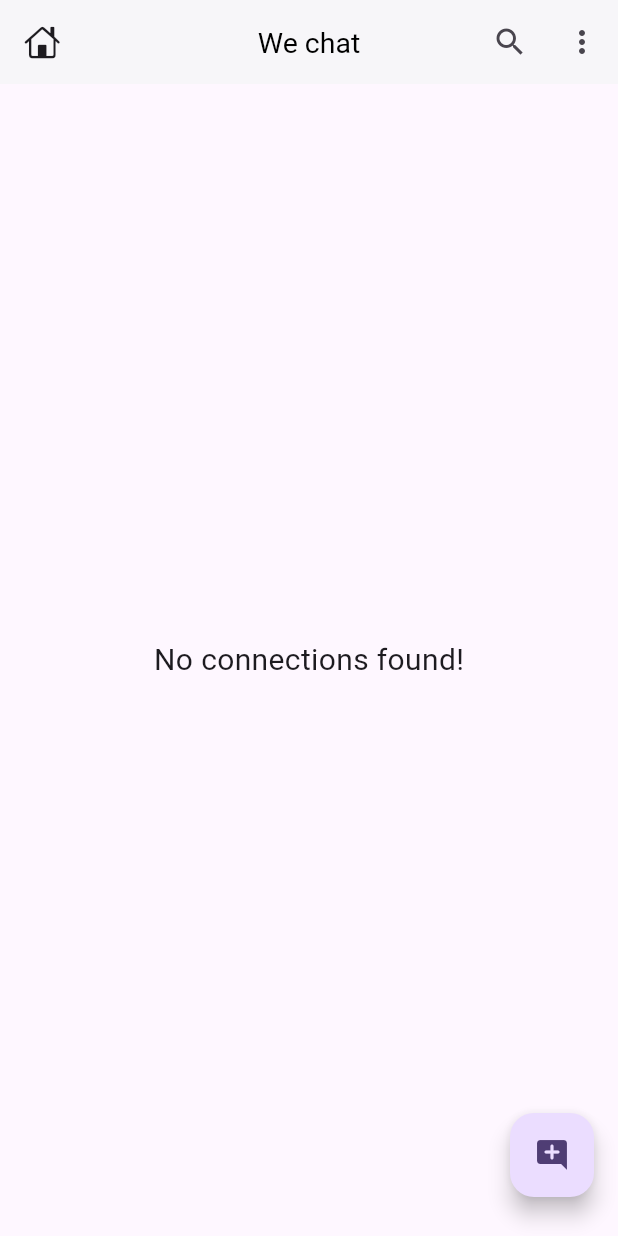
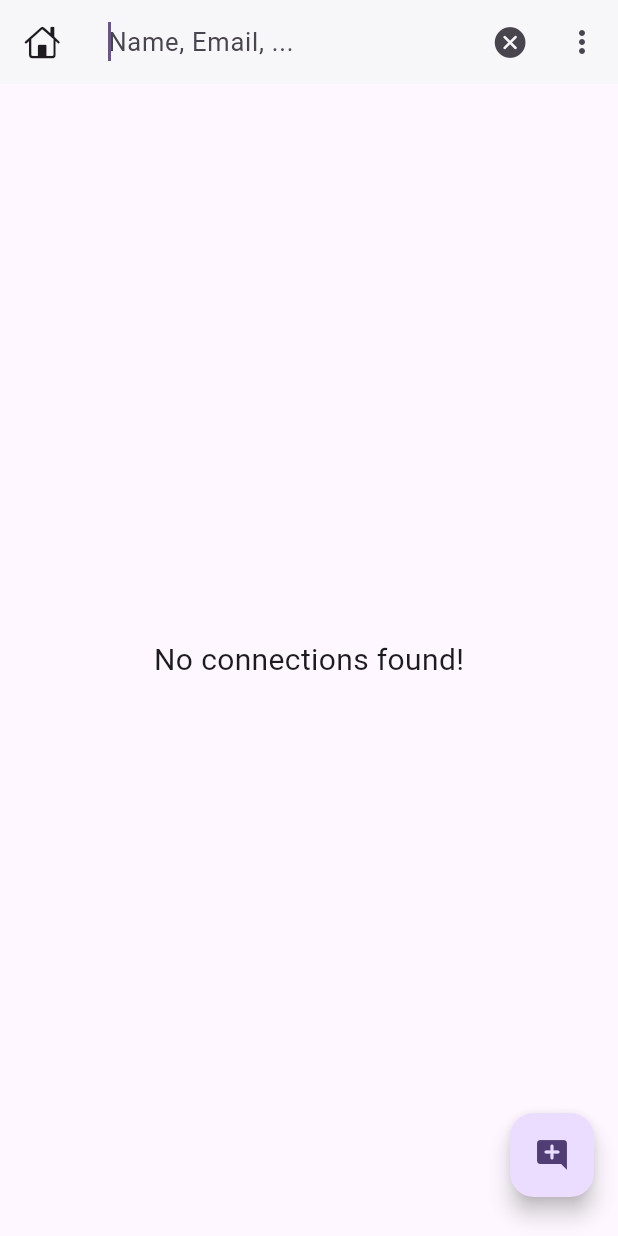
Before and after one commit to demartechx/flutter_firebase_chat_app, a Flutter app: the HomeScreen screen opened directly, after a tap on the "search" icon, on a phone screen of 412 x 824 dp. Run offline on Flutter 3.47's test engine with Material 3 defaults, Android fonts, the phone set to English and light mode, and no system bars; our stand-ins replace cached_network_image, cloud_firestore, firebase_auth, firebase_core, firebase_storage, google_sign_in and 1 more; accounts and stored records are empty.

Commit message:
image upload

```diff
--- a/lib/api/apis.dart
+++ b/lib/api/apis.dart
@@ -1,6 +1,10 @@
+import 'dart:io';
+import 'dart:math';
+
 import 'package:cloud_firestore/cloud_firestore.dart';
 import 'package:firebase_auth/firebase_auth.dart';
 import 'package:firebase_chat_app/models/chat_user.dart';
+import 'package:firebase_storage/firebase_storage.dart';
 
 class APIs{
   //for authentication
@@ -9,6 +13,12 @@ class APIs{
   //for accessing cloud firestore database
   static FirebaseFirestore firestore = FirebaseFirestore.instance;
 
+  // for accessing cloud firestore database
+  static FirebaseStorage storage = FirebaseStorage.instance;
+
+  //for storing self information
+  static late ChatUser me;
+
   static User get user => auth.currentUser!;
 
   // for checking if user exists or not
@@ -16,14 +26,60 @@ class APIs{
     return (await firestore.collection('users').doc(auth.currentUser!.uid).get()).exists;
   }
 
+  // for checking if user exists or not
+  static Future<void> getSelfInfo() async {
+   await firestore.collection('users').doc(user.uid).get().then((user){
+    if(user.exists){
+      me = ChatUser.fromJson(user.data()!);
+    }else{
+      createUser().then((value)=> getSelfInfo());
+    }
+   });
+  }
+
   // for creating a new user
   static Future<void> createUser() async {
     final time = DateTime.now().millisecondsSinceEpoch.toString();
-    final chatUser = ChatUserModel(isOnline: false, image: user.photoURL.toString(), email: user.email.toString(), about: "Hey, I'm using We Chat", name: user.displayName.toString(), id: user.uid, createdAt: time, lastActive: time, pushToken: '');
+    final chatUser = ChatUser(isOnline: false, image: user.photoURL.toString(), email: user.email.toString(), about: "Hey, I'm using We Chat", name: user.displayName.toString(), id: user.uid, createdAt: time, lastActive: time, pushToken: '');
 
 
     return await firestore.collection('users').doc(user.uid).set(chatUser.toJson());
   }
 
+  // for getting all users from firestore database
+  static Stream<QuerySnapshot<Map<String, dynamic>>> getAllUsers(){
+    return firestore.collection('users').where('id', isNotEqualTo: user.uid).snapshots();
+  }
+
+
+  // for updating user information
+  static Future<void> updateUserInfo() async {
+     await firestore.collection('users').doc(user.uid).update({'name': me.name, 'about': me.about});
+  }
+
+  // update profile picture of user
+  static Future<void> updateProfilePicture(File file) async {
+
+    print('I am here');
+
+    //getting image file extension
+    final ext = file.path.split('.').last;
+    //log('Extension; $ext');
+
+    //storage file ref with path
+    final ref = storage.ref().child('profile_pictures/${user.uid}.$ext');
+
+    //uploading image
+    await ref.putFile(file, SettableMetadata(contentType: 'image/$ext')).then((p0){
+      // log('Data trabsferred: ${p0.bytesTransferred / 1000} kb');
+
+    });
+
+    // updating image in firestore database
+    me.image = await ref.getDownloadURL();
+               await firestore.collection('users').doc(user.uid).update({'image': me.image});
+
+  }
+
 
 }
--- a/lib/models/chat_user.dart
+++ b/lib/models/chat_user.dart
@@ -1,4 +1,4 @@
-class ChatUserModel {
+class ChatUser {
   bool isOnline;
   String? pushToken;
   String? createdAt;
@@ -9,7 +9,7 @@ class ChatUserModel {
   String? lastActive;
   String name;
 
-  ChatUserModel({
+  ChatUser({
     required this.isOnline,
     required this.id,
     this.pushToken,
@@ -21,8 +21,8 @@ class ChatUserModel {
     required this.name,
   });
 
-  factory ChatUserModel.fromJson(Map<String, dynamic> json) {
-    return ChatUserModel(
+  factory ChatUser.fromJson(Map<String, dynamic> json) {
+    return ChatUser(
       isOnline: json['is_online'] ?? false,
       pushToken: json['push_token'] ?? '',
       id: json['id'] ?? '',
--- a/lib/screens/home_screen.dart
+++ b/lib/screens/home_screen.dart
@@ -1,8 +1,8 @@
 import 'dart:developer';
-
 import 'package:firebase_chat_app/api/apis.dart';
 import 'package:firebase_chat_app/main.dart';
 import 'package:firebase_chat_app/models/chat_user.dart';
+import 'package:firebase_chat_app/screens/profile_screen.dart';
 import 'package:firebase_chat_app/widgets/chat_user_card.dart';
 import 'package:flutter/cupertino.dart';
 import 'package:flutter/material.dart';
@@ -17,20 +17,76 @@ class HomeScreen extends StatefulWidget {
 
 class _HomeScreenState extends State<HomeScreen> {
 
-  List<ChatUserModel> list = [];
+  List<ChatUser> _list = [];
+  final List<ChatUser> _searchList = [];
+  bool _isSearching = false;
+
+  @override
+  void initState() {
+    super.initState();
+    APIs.getSelfInfo();
+  }
 
   @override
   Widget build(BuildContext context) {
-    return Scaffold(
+    return GestureDetector(
+      // for hiding keyboard when a tap is detected on screen
+      onTap: () => FocusScope.of(context).unfocus(),
+      child: WillPopScope(
+        //if search is on & back button is pressed then close search
+        // or else simple close current screen on back button click
+        onWillPop: (){
+          if(_isSearching){
+            setState(() {
+
+              _isSearching = !_isSearching;
+            });
+             return Future.value(false);
+          }else{
+               return Future.value(true);
+          }
+
+        },
+        child: Scaffold(
           //app bar
           appBar: AppBar(
             leading: Icon(CupertinoIcons.home),
-        title: Text('We chat'),
+            title: _isSearching ? TextField(
+              decoration: InputDecoration(
+                border: InputBorder.none,
+                hintText:  'Name, Email, ...'
+              ),
+              autofocus: true,
+              style:  TextStyle(fontSize: 17, letterSpacing: 0.5),
+              // when search text changes then updated the search list
+              onChanged: (val) {
+                _searchList.clear();
+                for(var i in _list){
+                    if(i.name.toLowerCase().contains(val.toLowerCase()) || i.email.toLowerCase().contains(val.toLowerCase()) ){
+                      _searchList.add(i);
+                    }
+                    setState(() {
+                      _searchList;
+                    });
+
+                }
+              },
+
+
+            ) : Text('We chat'),
             actions: [
               //search user button
-          IconButton(onPressed: () {}, icon: Icon(Icons.search)),
+              IconButton(onPressed: () {
+                setState(() {
+                  _isSearching = !_isSearching;
+                });
+              }, icon: Icon(_isSearching ? CupertinoIcons.clear_circled_solid : Icons.search)),
+
               //more features buton
-          IconButton(onPressed: () {}, icon: Icon(Icons.more_vert)),
+              IconButton(onPressed: () {
+              Navigator.push(context, MaterialPageRoute(builder: (_)=> ProfileScreen(user: APIs.me,)));
+
+              }, icon: Icon(Icons.more_vert)),
             ],
           ),
 
@@ -47,7 +103,7 @@ class _HomeScreenState extends State<HomeScreen> {
           ),
 
           body: StreamBuilder(
-        stream: APIs.firestore.collection('users').snapshots(),
+            stream: APIs.getAllUsers(),
             builder: (context, snapshot) {
               switch (snapshot.connectionState) {
                 case ConnectionState.waiting:
@@ -58,19 +114,18 @@ class _HomeScreenState extends State<HomeScreen> {
                 case ConnectionState.active:
                 case ConnectionState.done:
 
-
                   final data = snapshot.data?.docs;
 
-              list = data?.map((e)=> ChatUserModel.fromJson(e.data())).toList() ?? [];
+                  _list = data?.map((e)=> ChatUser.fromJson(e.data())).toList() ?? [];
 
 
-              if (list.isNotEmpty){
+                  if (_list.isNotEmpty){
                     return ListView.builder(
-                itemCount: list.length,
+                    itemCount: _isSearching ? _searchList.length : _list.length,
                     padding: EdgeInsets.only(top: mq.height * .01),
                     physics: BouncingScrollPhysics(),
                     itemBuilder: (context, index) {
-                  return ChatUserCard(user: list[index],);
+                      return ChatUserCard(user: _isSearching ? _searchList[index] : _list[index],);
                     },
                   );
                   }else{
@@ -79,6 +134,8 @@ class _HomeScreenState extends State<HomeScreen> {
               }
             },
           ),
+        ),
+      ),
     );
   }
 }
--- a/lib/widgets/chat_user_card.dart
+++ b/lib/widgets/chat_user_card.dart
@@ -6,7 +6,7 @@ import 'package:flutter/material.dart';
 
 class ChatUserCard extends StatefulWidget {
 
-  final ChatUserModel user;
+  final ChatUser user;
 
   const ChatUserCard({super.key, required this.user});
 
--- a/pubspec.yaml
+++ b/pubspec.yaml
@@ -43,9 +43,13 @@ dependencies:
   google_sign_in: ^6.2.2
   #for accessing firestore database
   cloud_firestore: ^5.6.4
+  #firebase storage for  uploading files
+  firebase_storage: ^12.4.3
 
   # for showing network images
   cached_network_image: ^3.4.1
+  # image picker
+  image_picker: ^1.1.2
 
 dev_dependencies:
   flutter_test:
```
Also changed, not shown: lib/screens/profile_screen.dart (added, +283 -0 lines), assets/images/add_image.png (added), assets/images/add_image2.png (added), assets/images/camera2.png (added), pubspec.lock, 7 other files. Lines whose indentation alone changed are shown as unchanged.
